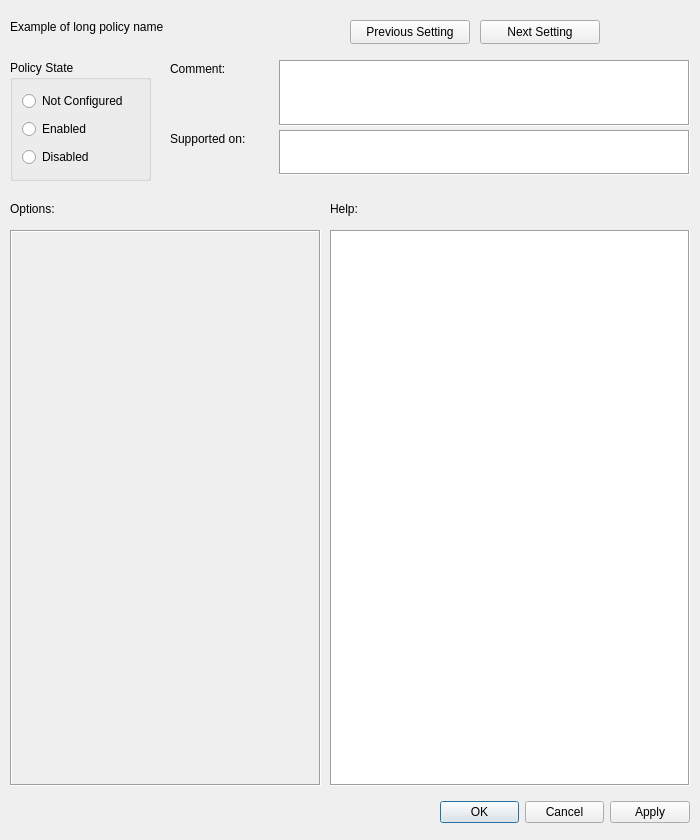
Qt form src/gui/policydialog.ui (august-alt/gpui) before a commit.
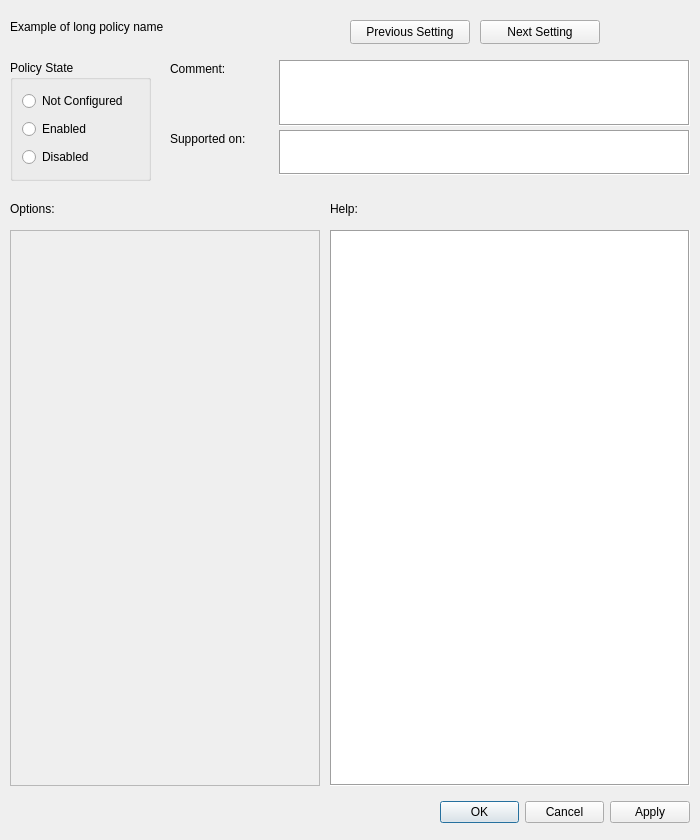
The same form after that commit.

Commit message: chore, ui: refactor policy ui dialog

```diff
--- a/src/gui/policydialog.ui
+++ b/src/gui/policydialog.ui
@@ -69,25 +69,6 @@
     <bool>true</bool>
    </property>
   </widget>
-  <widget class="QFrame" name="optionsFrame">
-   <property name="geometry">
-    <rect>
-     <x>10</x>
-     <y>230</y>
-     <width>311</width>
-     <height>556</height>
-    </rect>
-   </property>
-   <property name="autoFillBackground">
-    <bool>true</bool>
-   </property>
-   <property name="frameShape">
-    <enum>QFrame::Box</enum>
-   </property>
-   <property name="frameShadow">
-    <enum>QFrame::Sunken</enum>
-   </property>
-  </widget>
   <widget class="QLabel" name="helpLabel">
    <property name="geometry">
     <rect>
@@ -259,6 +240,29 @@
     <string>Example of long policy name</string>
    </property>
   </widget>
+  <widget class="QScrollArea" name="optionsScrollArea">
+   <property name="geometry">
+    <rect>
+     <x>10</x>
+     <y>230</y>
+     <width>310</width>
+     <height>556</height>
+    </rect>
+   </property>
+   <property name="widgetResizable">
+    <bool>true</bool>
+   </property>
+   <widget class="QWidget" name="scrollAreaWidgetContents">
+    <property name="geometry">
+     <rect>
+      <x>0</x>
+      <y>0</y>
+      <width>306</width>
+      <height>552</height>
+     </rect>
+    </property>
+   </widget>
+  </widget>
  </widget>
  <resources/>
  <connections>
```
The commit also changes 1 other file.
